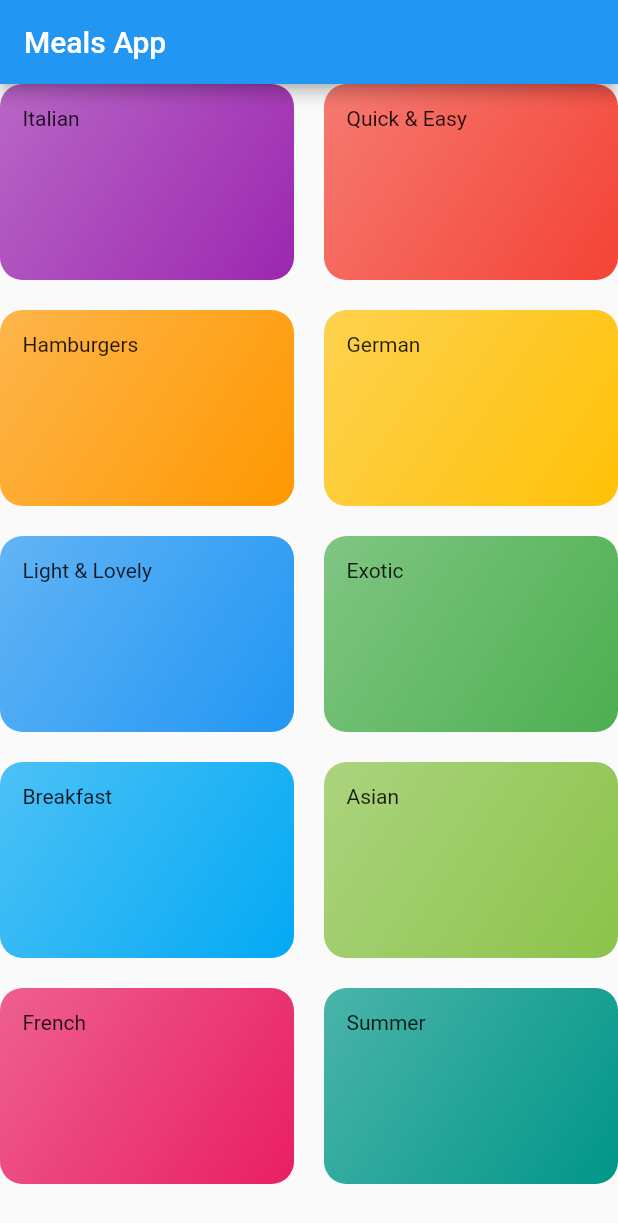
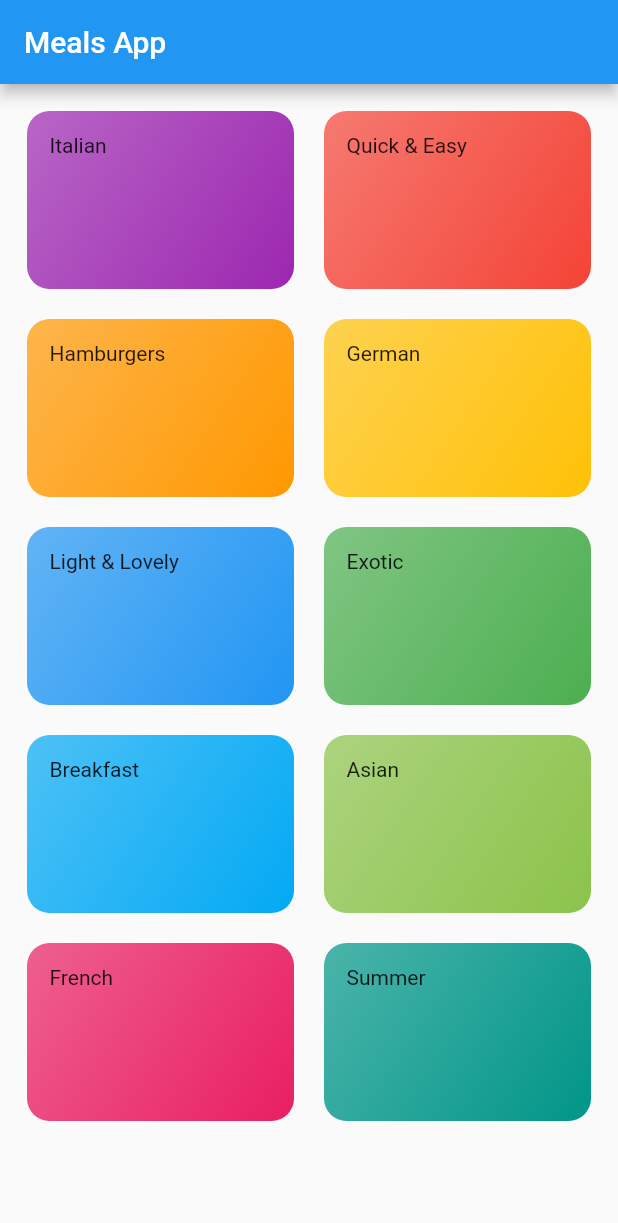
Before and after one commit to kesharaJayasinghe/mealsapp, a Flutter app: the screen it shows after launch, on a phone screen of 412 x 824 dp. Shown: the top 1223 px of the screen. Run offline on Flutter 3.47's test engine with Material 2 defaults, Android fonts, the phone set to English and light mode, and no system bars.

```diff
--- a/lib/categories_screen.dart
+++ b/lib/categories_screen.dart
@@ -11,6 +11,7 @@ class CategoriesScreen extends StatelessWidget {
         title: const Text('Meals App'),
       ),
       body: GridView(
+        padding: const EdgeInsets.all(18),
         children: DUMMY_CATEGORIES
             .map(
               (catData) => CategoryItem(
```
Also changed, not shown: pubspec.yaml (+17 -6 lines), assets/fonts/Raleway-Black.ttf (added), assets/fonts/Raleway-Bold.ttf (added), assets/fonts/Raleway-Regular.ttf (added), assets/fonts/RobotoCondensed-Bold.ttf (added), assets/fonts/RobotoCondensed-Italic.ttf (added), assets/fonts/RobotoCondensed-Light.ttf (added), assets/fonts/RobotoCondensed-Regular.ttf (added).
